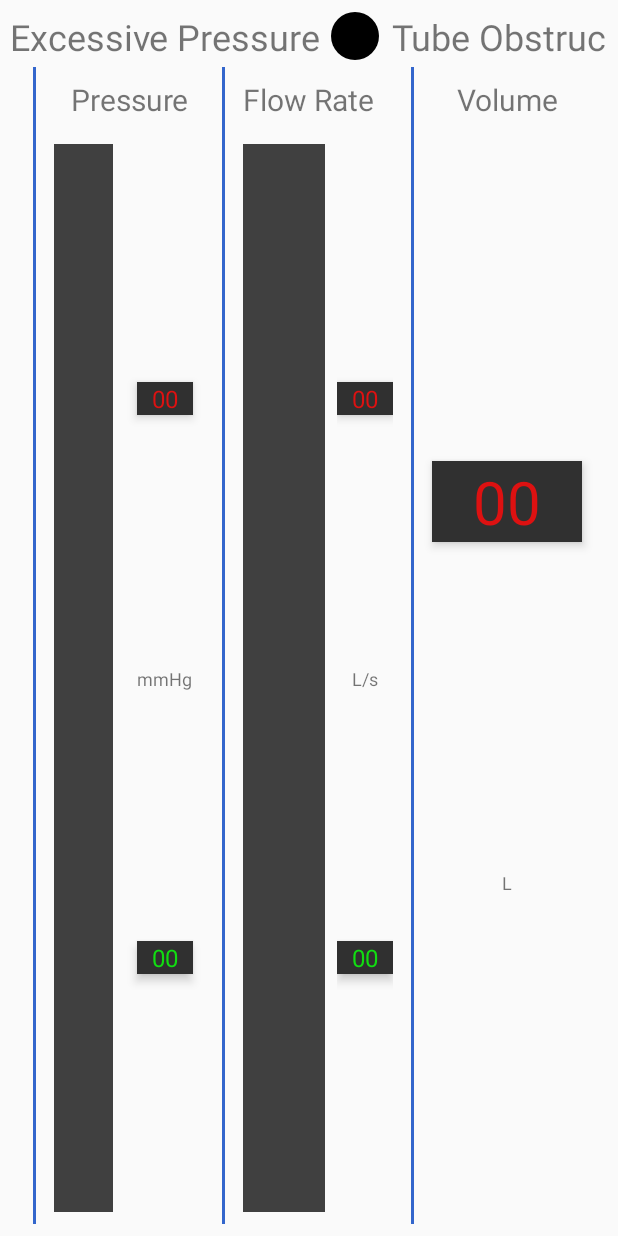
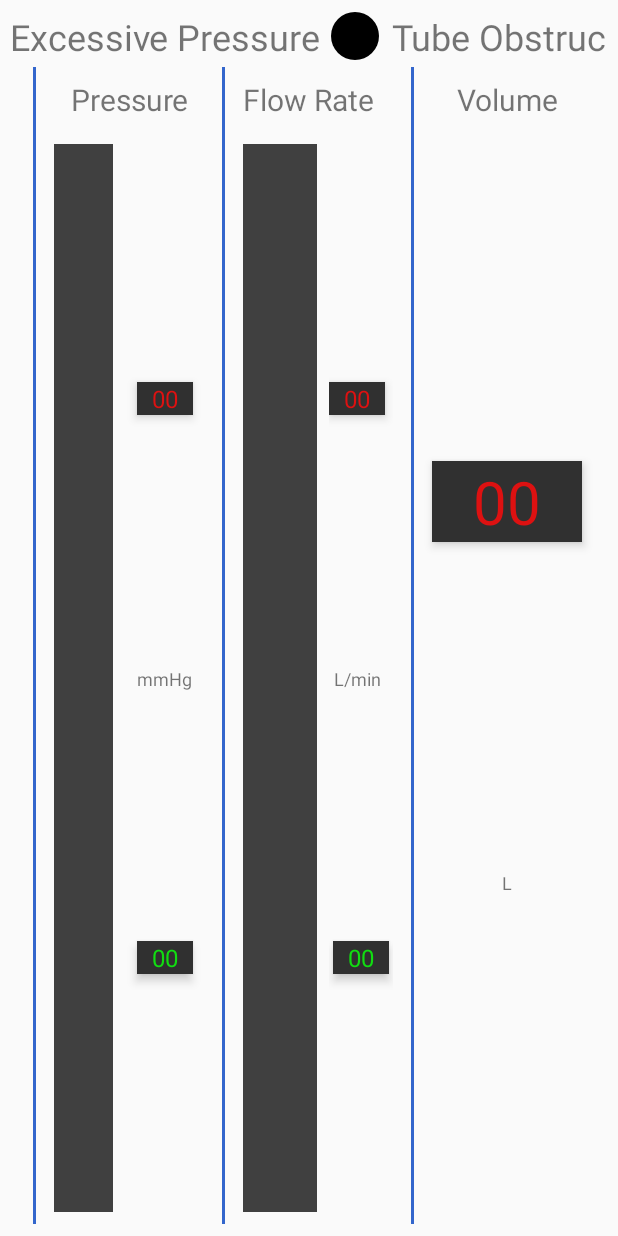
Before and after one commit to petertbdtu/gr09.8-Simulator-til-kirurgisk-traening, an Android app: the layout fragment_insufflator.xml on its own in the app's theme, with its tools: preview values and no code run, on a phone screen of 412 x 824 dp. Run offline under Robolectric (Android 15) with nearby library versions, the phone set to English and light mode, and no system bars.

Commit message:
Fix enhed på flowrate L/s til L/min
Signed-off-by: petertbdtu <s175210@student.dtu.dk>

```diff
--- a/app/src/main/res/values/strings.xml
+++ b/app/src/main/res/values/strings.xml
@@ -45,7 +45,7 @@
     <string name="VaelgTablet_SendTilAlle">Send til alle</string>
     <string name="displays00Placeholder">00</string>
     <string name="trykEnhed">mmHg</string>
-    <string name="flowEnhed">L/s</string>
+    <string name="flowEnhed">L/min</string>
     <string name="volumenEnhed">L</string>
     <string name="adapter_peer_send">SEND</string>
     <string name="adapter_peer_forbind">FORBIND</string>
```
